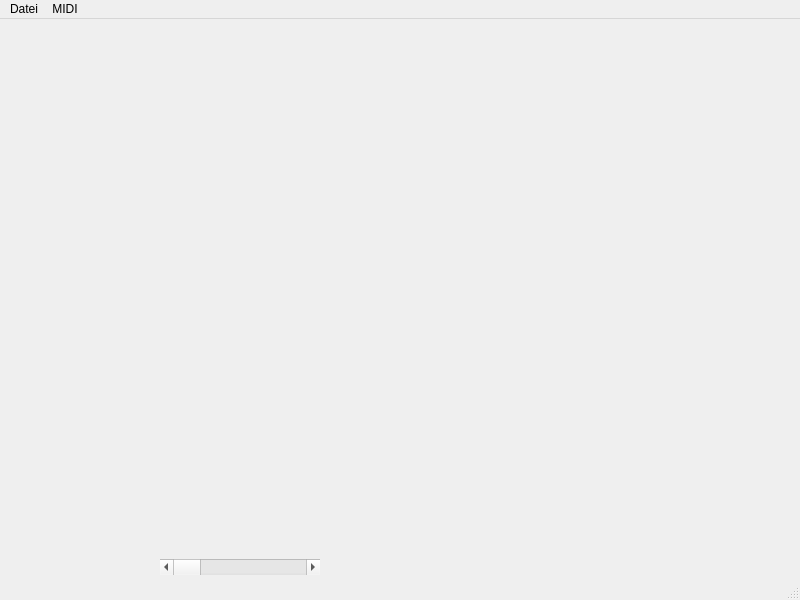
gmarco/qthesia, file main.ui: the form before one commit.
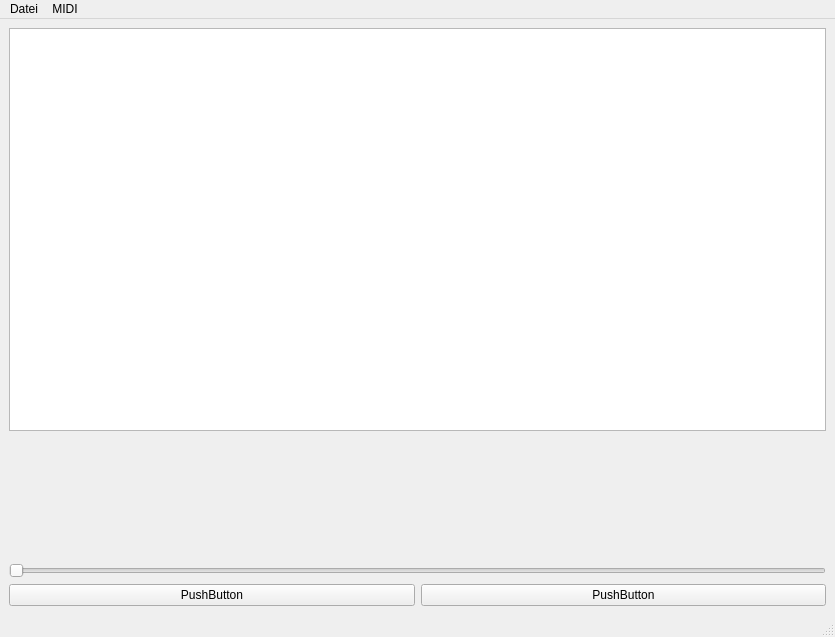
The form after the commit. Custom widgets are drawn as their Qt base class.

The edit to the form file:
```diff
--- a/main.ui
+++ b/main.ui
@@ -6,35 +6,66 @@
    <rect>
     <x>0</x>
     <y>0</y>
-    <width>800</width>
-    <height>600</height>
+    <width>835</width>
+    <height>637</height>
    </rect>
   </property>
   <property name="windowTitle">
    <string>MainWindow</string>
   </property>
   <widget class="QWidget" name="centralwidget">
-   <widget class="QScrollBar" name="horizontalScrollBar">
-    <property name="geometry">
-     <rect>
-      <x>160</x>
-      <y>540</y>
-      <width>160</width>
-      <height>16</height>
-     </rect>
-    </property>
-    <property name="orientation">
-     <enum>Qt::Horizontal</enum>
-    </property>
-   </widget>
+   <layout class="QGridLayout" name="gridLayout">
+    <item row="0" column="0">
+     <layout class="QVBoxLayout" name="verticalLayout">
+      <item>
+       <widget class="QGraphicsView" name="graphicsView"/>
+      </item>
+      <item>
+       <widget class="VPiano" name="vpiano" native="true">
+        <property name="minimumSize">
+         <size>
+          <width>0</width>
+          <height>120</height>
+         </size>
+        </property>
+       </widget>
+      </item>
+      <item>
+       <widget class="QSlider" name="horizontalSlider">
+        <property name="orientation">
+         <enum>Qt::Horizontal</enum>
+        </property>
+       </widget>
+      </item>
+      <item>
+       <layout class="QHBoxLayout" name="horizontalLayout">
+        <item>
+         <widget class="QPushButton" name="pushButton_2">
+          <property name="text">
+           <string>PushButton</string>
+          </property>
+         </widget>
+        </item>
+        <item>
+         <widget class="QPushButton" name="pushButton">
+          <property name="text">
+           <string>PushButton</string>
+          </property>
+         </widget>
+        </item>
+       </layout>
+      </item>
+     </layout>
+    </item>
+   </layout>
   </widget>
   <widget class="QMenuBar" name="menubar">
    <property name="geometry">
     <rect>
      <x>0</x>
      <y>0</y>
-     <width>800</width>
-     <height>23</height>
+     <width>835</width>
+     <height>22</height>
     </rect>
    </property>
    <widget class="QMenu" name="menuDatei">
@@ -64,6 +95,14 @@
    </property>
   </action>
  </widget>
+ <customwidgets>
+  <customwidget>
+   <class>VPiano</class>
+   <extends>QWidget</extends>
+   <header location="global">vpiano.h</header>
+   <container>1</container>
+  </customwidget>
+ </customwidgets>
  <resources/>
  <connections/>
 </ui>
```
